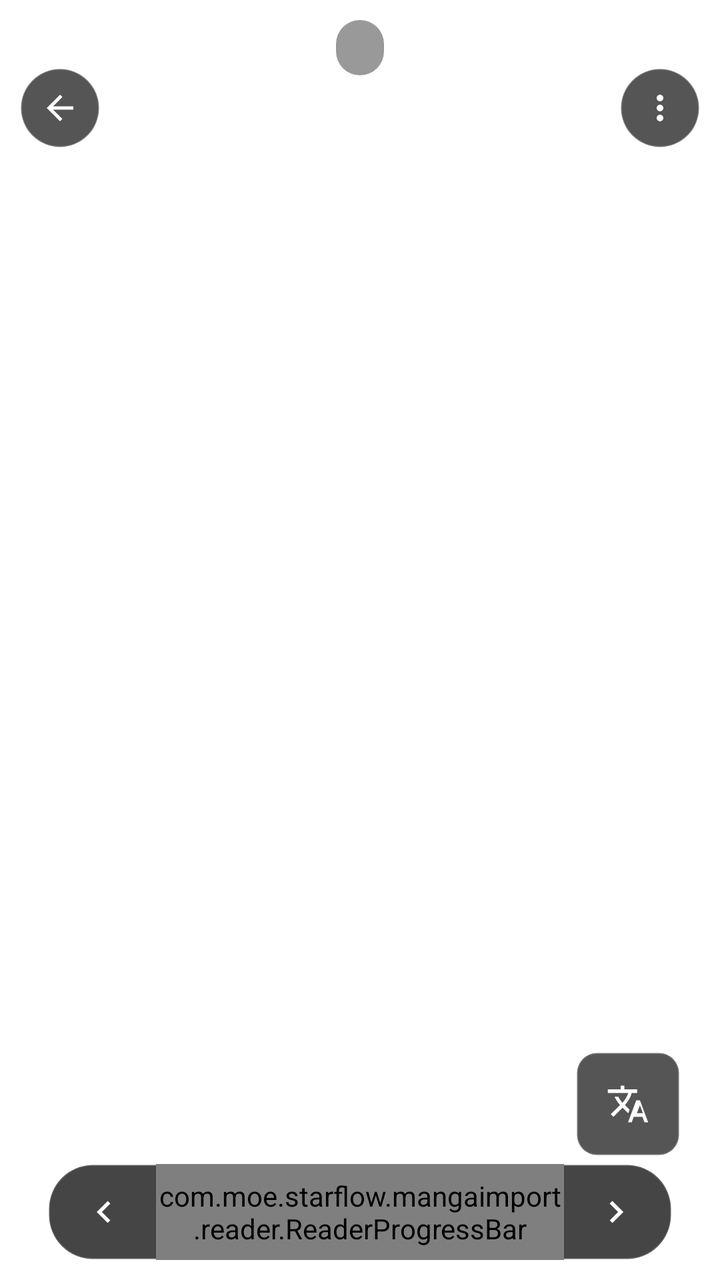
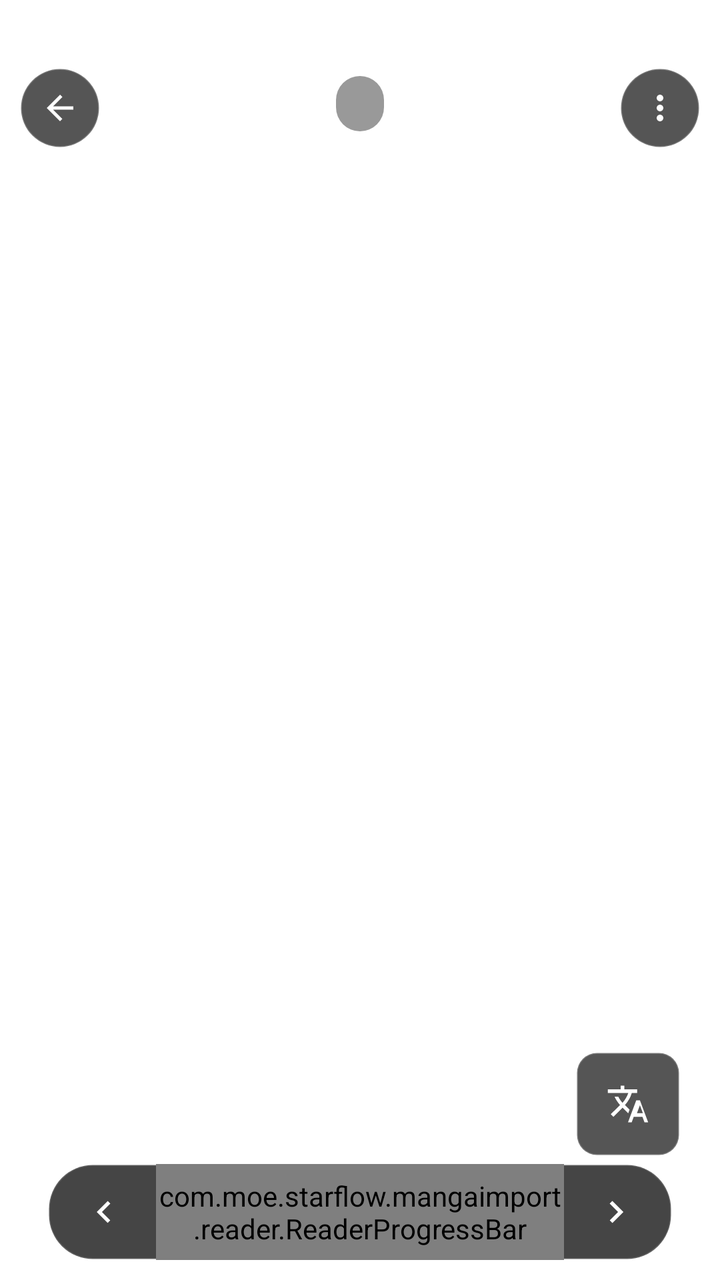

An Android layout rendered at two revisions. The XML below is the earlier revision; the diff shows what the commit changed to produce the second picture.
<!-- AndroidManifest.xml: activity theme Theme.MaterialComponents.DayNight.NoActionBar -->
<!-- res/layout/activity_novel_reader.xml -->
<?xml version="1.0" encoding="utf-8"?>
<FrameLayout
    xmlns:android="http://schemas.android.com/apk/res/android"
    xmlns:app="http://schemas.android.com/apk/res-auto"
    android:id="@+id/novel_root"
    android:layout_width="match_parent"
    android:layout_height="match_parent"
    android:background="#FFFFFF">

    
    <androidx.viewpager2.widget.ViewPager2
        android:id="@+id/novel_pager"
        android:layout_width="match_parent"
        android:layout_height="match_parent"/>

    
    <androidx.recyclerview.widget.RecyclerView
        android:id="@+id/novel_scroll"
        android:layout_width="match_parent"
        android:layout_height="match_parent"
        android:visibility="gone"/>

    
    <FrameLayout
        android:id="@+id/btn_back"
        android:layout_width="wrap_content"
        android:layout_height="wrap_content"
        android:layout_gravity="top|start"
        android:layout_marginStart="10dp"
        android:layout_marginTop="34dp"
        android:background="@drawable/bg_floating_btn_view"
        android:padding="10dp"
        android:clickable="true"
        android:contentDescription="@string/reader_back">

        <ImageView
            android:layout_width="20dp"
            android:layout_height="20dp"
            android:src="@drawable/ic_reader_back"
            android:contentDescription="@string/reader_back"/>
    </FrameLayout>

    
    <FrameLayout
        android:id="@+id/btn_menu"
        android:layout_width="wrap_content"
        android:layout_height="wrap_content"
        android:layout_gravity="top|end"
        android:layout_marginEnd="10dp"
        android:layout_marginTop="34dp"
        android:background="@drawable/bg_floating_btn_view"
        android:padding="10dp"
        android:clickable="true"
        android:contentDescription="@string/reader_tab_more">

        <ImageView
            android:layout_width="20dp"
            android:layout_height="20dp"
            android:src="@drawable/ic_reader_more"
            app:tint="#FFFFFF"
            android:contentDescription="@string/reader_tab_more"/>
    </FrameLayout>

    
    <LinearLayout
        android:id="@+id/top_pill"
        android:layout_width="wrap_content"
        android:layout_height="wrap_content"
        android:layout_gravity="top|center_horizontal"
        android:layout_marginStart="64dp"
        android:layout_marginEnd="64dp"
        android:layout_marginTop="10dp"
        android:background="@drawable/bg_pill_dark"
        android:gravity="center_vertical"
        android:orientation="horizontal"
        android:paddingStart="12dp"
        android:paddingTop="5dp"
        android:paddingEnd="12dp"
        android:paddingBottom="5dp"
        android:clickable="true"
        android:contentDescription="@string/novel_toc">

        
        <TextView
            android:id="@+id/tv_page_indicator"
            android:layout_width="wrap_content"
            android:layout_height="wrap_content"
            android:maxWidth="150dp"
            android:singleLine="true"
            android:ellipsize="end"
            android:textColor="#FFFFFF"
            android:textSize="13sp"/>

        
        <TextView
            android:id="@+id/tv_page_counter"
            android:layout_width="wrap_content"
            android:layout_height="wrap_content"
            android:singleLine="true"
            android:textColor="#FFFFFF"
            android:textSize="13sp"/>
    </LinearLayout>

    
    <LinearLayout
        android:id="@+id/bottom_progress"
        android:layout_width="match_parent"
        android:layout_height="48dp"
        android:layout_gravity="bottom"
        android:orientation="horizontal"
        android:gravity="center_vertical"
        android:background="@drawable/bg_progress_pill"
        android:layout_marginStart="24dp"
        android:layout_marginEnd="24dp"
        android:layout_marginBottom="10dp"
        android:paddingStart="6dp"
        android:paddingEnd="6dp">

        <FrameLayout
            android:id="@+id/btn_prev"
            android:layout_width="44dp"
            android:layout_height="match_parent"
            android:gravity="center"
            android:clickable="true"
            android:contentDescription="@string/novel_prev_chapter">

            <ImageView
                android:layout_width="22dp"
                android:layout_height="22dp"
                android:layout_gravity="center"
                android:src="@drawable/ic_reader_prev"
                android:contentDescription="@string/novel_prev_chapter"/>
        </FrameLayout>

        <com.moe.starflow.mangaimport.reader.ReaderProgressBar
            android:id="@+id/novel_progress"
            android:layout_width="0dp"
            android:layout_height="match_parent"
            android:layout_weight="1"
            android:layout_gravity="center_vertical"
            android:layout_marginHorizontal="4dp"/>

        <FrameLayout
            android:id="@+id/btn_next"
            android:layout_width="44dp"
            android:layout_height="match_parent"
            android:gravity="center"
            android:clickable="true"
            android:contentDescription="@string/novel_next_chapter">

            <ImageView
                android:layout_width="22dp"
                android:layout_height="22dp"
                android:layout_gravity="center"
                android:src="@drawable/ic_reader_next"
                android:contentDescription="@string/novel_next_chapter"/>
        </FrameLayout>
    </LinearLayout>

    
    <LinearLayout
        android:id="@+id/translate_group"
        android:layout_width="wrap_content"
        android:layout_height="wrap_content"
        android:layout_gravity="bottom|end"
        android:layout_marginEnd="20dp"
        android:layout_marginBottom="62dp"
        android:orientation="horizontal"
        android:gravity="center"
        android:padding="6dp"
        android:background="@drawable/bg_reader_translate_group">

        
        <TextView
            android:id="@+id/tv_translate_action"
            android:layout_width="wrap_content"
            android:layout_height="wrap_content"
            android:layout_marginStart="10dp"
            android:layout_marginEnd="2dp"
            android:gravity="center_vertical"
            android:maxLines="1"
            android:textColor="#FFFFFF"
            android:textSize="13sp"
            android:visibility="gone" />

        
        <FrameLayout
            android:id="@+id/btn_clear_translate"
            android:layout_width="40dp"
            android:layout_height="40dp"
            android:gravity="center"
            android:clickable="true"
            android:visibility="gone"
            android:contentDescription="@string/reader_clear_selection_desc">
            <ImageView
                android:layout_width="22dp"
                android:layout_height="22dp"
                android:layout_gravity="center"
                android:src="@drawable/ic_action_delete"
                app:tint="#FFFFFF"
                android:contentDescription="@string/reader_clear_selection_desc"/>
        </FrameLayout>

        <FrameLayout
            android:id="@+id/btn_toggle_translate"
            android:layout_width="40dp"
            android:layout_height="40dp"
            android:gravity="center"
            android:clickable="true"
            android:visibility="gone"
            android:contentDescription="@string/reader_toggle_desc">
            <ImageView
                android:id="@+id/iv_toggle_translate"
                android:layout_width="22dp"
                android:layout_height="22dp"
                android:layout_gravity="center"
                android:src="@drawable/ic_display_bilingual"
                app:tint="#FFFFFF"
                android:contentDescription="@string/reader_toggle_desc"/>
        </FrameLayout>

        <FrameLayout
            android:id="@+id/btn_fail_translate"
            android:layout_width="40dp"
            android:layout_height="40dp"
            android:gravity="center"
            android:clickable="true"
            android:visibility="gone"
            android:contentDescription="@string/reader_translate_failed_badge">
            <ImageView
                android:id="@+id/iv_fail_translate"
                android:layout_width="22dp"
                android:layout_height="22dp"
                android:layout_gravity="center"
                android:src="@drawable/ic_reader_warn"
                app:tint="#FF8A80"
                android:contentDescription="@string/reader_translate_failed_badge"/>
        </FrameLayout>

        <FrameLayout
            android:id="@+id/btn_translate"
            android:layout_width="40dp"
            android:layout_height="40dp"
            android:gravity="center"
            android:clickable="true"
            android:contentDescription="@string/reader_tab_translate">
            <ImageView
                android:id="@+id/iv_translate"
                android:layout_width="22dp"
                android:layout_height="22dp"
                android:layout_gravity="center"
                android:src="@drawable/ic_reader_translate"
                app:tint="#FFFFFF"
                android:contentDescription="@string/reader_tab_translate"/>
        </FrameLayout>
    </LinearLayout>

    
    <TextView
        android:id="@+id/novel_status"
        android:layout_width="match_parent"
        android:layout_height="wrap_content"
        android:layout_gravity="center"
        android:gravity="center"
        android:padding="16dp"
        android:textSize="14sp"
        android:visibility="gone" />

</FrameLayout>
<!-- resources referenced by this layout -->
<resources>
  <!-- drawable bg_floating_btn_view (drawable) -->
  <selector xmlns:android="http://schemas.android.com/apk/res/android">
      <item android:drawable="@drawable/bg_floating_btn" android:state_pressed="false"/>
      <item android:drawable="@drawable/bg_floating_btn_pressed"/>
  </selector>
  <!-- drawable bg_pill_dark (drawable) -->
  <shape xmlns:android="http://schemas.android.com/apk/res/android"
      android:shape="rectangle">
      <corners android:radius="12dp" />
      <solid android:color="#66000000" />
  </shape>
  <!-- drawable bg_progress_pill (drawable) -->
  <shape xmlns:android="http://schemas.android.com/apk/res/android"
      android:shape="rectangle">
      <corners android:radius="22dp" />
      <solid android:color="#E8333333" />
      <stroke android:width="1dp" android:color="#26FFFFFF" />
  </shape>
  <!-- drawable bg_reader_translate_group (drawable) -->
  <?xml version="1.0" encoding="utf-8"?>
  <shape xmlns:android="http://schemas.android.com/apk/res/android"
      android:shape="rectangle">
      <solid android:color="#AA000000"/>
      <stroke android:width="1dp" android:color="#33FFFFFF"/>
      <corners android:radius="10dp"/>
  </shape>
  <!-- drawable ic_action_delete (drawable) -->
  <vector xmlns:android="http://schemas.android.com/apk/res/android"
      android:width="20dp"
      android:height="20dp"
      android:viewportWidth="24"
      android:viewportHeight="24">
      
      <path
          android:fillColor="#E53935"
          android:pathData="M6,19c0,1.1 0.9,2 2,2h8c1.1,0 2,-0.9 2,-2V7H6v12zM19,4h-3.5l-1,-1h-5l-1,1H5v2h14V4z"/>
  </vector>
  <!-- drawable ic_reader_back (drawable) -->
  <vector xmlns:android="http://schemas.android.com/apk/res/android" android:width="24dp" android:height="24dp" android:viewportWidth="24" android:viewportHeight="24">
    <path android:fillColor="#FFFFFFFF" android:pathData="M20,11H7.83l5.59,-5.59L12,4l-8,8 8,8 1.41,-1.41L7.83,13H20v-2z"/>
  </vector>
  <!-- drawable ic_reader_next (drawable) -->
  <vector xmlns:android="http://schemas.android.com/apk/res/android" android:width="22dp" android:height="22dp" android:viewportWidth="24" android:viewportHeight="24">
    <path android:fillColor="#FFFFFFFF" android:pathData="M8.59,16.59L13.17,12 8.59,7.41 10,6l6,6 -6,6z"/>
  </vector>
  <!-- drawable ic_reader_prev (drawable) -->
  <vector xmlns:android="http://schemas.android.com/apk/res/android" android:width="22dp" android:height="22dp" android:viewportWidth="24" android:viewportHeight="24">
    <path android:fillColor="#FFFFFFFF" android:pathData="M15.41,16.59L10.83,12l4.58,-4.59L14,6l-6,6 6,6z"/>
  </vector>
  <string name="novel_next_chapter">Next chapter</string>
  <string name="novel_prev_chapter">Previous chapter</string>
  <string name="novel_toc">Contents</string>
  <string name="reader_back">Back</string>
  <string name="reader_clear_selection_desc">Clear translation of selected paragraphs</string>
  <string name="reader_tab_more">More</string>
  <string name="reader_tab_translate">Translate</string>
  <string name="reader_toggle_desc">Toggle translated/original/plain</string>
  <string name="reader_translate_failed_badge">Translation failed</string>
  <!-- drawable bg_floating_btn (drawable) -->
  <shape xmlns:android="http://schemas.android.com/apk/res/android" android:shape="oval">
      <solid android:color="#AA000000" />
      <stroke android:width="1dp" android:color="#33FFFFFF" />
  </shape>
  <!-- drawable bg_floating_btn_pressed (drawable) -->
  <shape xmlns:android="http://schemas.android.com/apk/res/android" android:shape="oval">
      <solid android:color="#66FFFFFF" />
      <stroke android:width="1dp" android:color="#55FFFFFF" />
  </shape>
  <!-- unchanged entries left out for length: 4 -->
</resources>

<!-- the commit's change to res/layout/activity_novel_reader.xml (unified diff, before → after) -->
@@ -69,7 +69,7 @@
         android:layout_gravity="top|center_horizontal"
         android:layout_marginStart="64dp"
         android:layout_marginEnd="64dp"
-        android:layout_marginTop="10dp"
+        android:layout_marginTop="38dp"
         android:background="@drawable/bg_pill_dark"
         android:gravity="center_vertical"
         android:orientation="horizontal"
